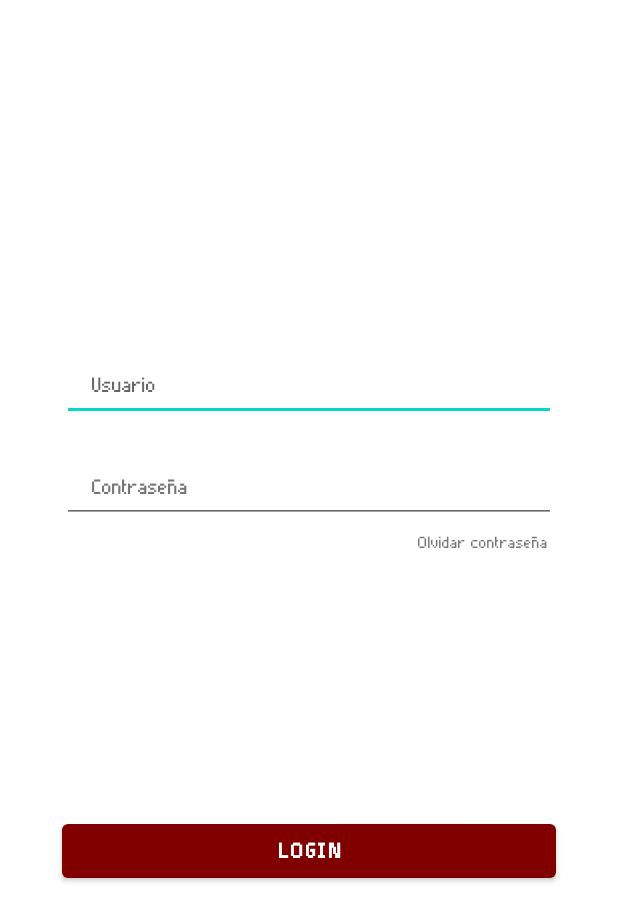
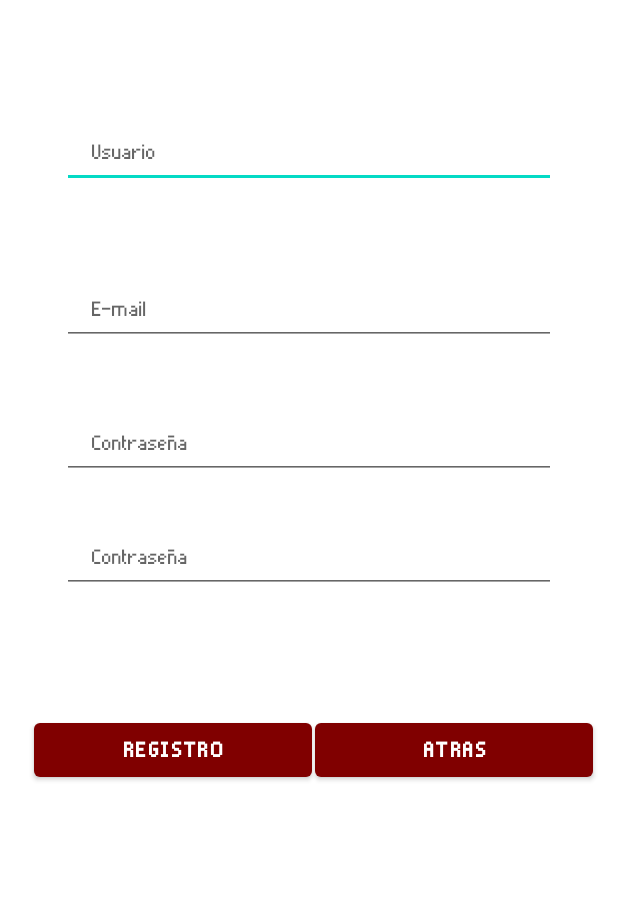
Before and after one commit to GavilanPejos/DAM, an Android app: the fragment register_bar_fragment shown on its own in the app's theme, on a phone screen of 412 x 824 dp. Shown: the top 921 px of the screen. Run offline under Robolectric (Android 15) with nearby library versions, the phone set to English and light mode, and no system bars.

Commit message:
Actualización de RoLife15-1118

```diff
--- a/RoLife2/app/src/main/java/com/example/rolife/MainActivity.java
+++ b/RoLife2/app/src/main/java/com/example/rolife/MainActivity.java
@@ -9,7 +9,7 @@ import android.widget.ImageView;
 import java.util.Timer;
 import java.util.TimerTask;
 
-public class MainActivity extends AppCompatActivity {
+public class MainActivity extends AppCompatActivity{
 
     Timer timer;
 
--- a/RoLife2/app/src/main/java/com/example/rolife/fragments/forget_bar_fragment.java
+++ b/RoLife2/app/src/main/java/com/example/rolife/fragments/forget_bar_fragment.java
@@ -19,6 +19,7 @@ public class forget_bar_fragment extends Fragment {
     public View onCreateView(LayoutInflater inflater, ViewGroup container,
                              Bundle savedInstanceState) {
         // Inflate the layout for this fragment
-        return inflater.inflate(R.layout.forget_bar_fragment, container, false);
+        View v=inflater.inflate(R.layout.forget_bar_fragment,container,false);
+        return v;
     }
 }
--- a/RoLife2/app/src/main/java/com/example/rolife/fragments/login_bar_fragment.java
+++ b/RoLife2/app/src/main/java/com/example/rolife/fragments/login_bar_fragment.java
@@ -1,35 +1,77 @@
 package com.example.rolife.fragments;
 
+import android.content.Intent;
 import android.os.Bundle;
 
 import androidx.fragment.app.Fragment;
+import androidx.fragment.app.FragmentManager;
+import androidx.fragment.app.FragmentTransaction;
 
+import android.text.Editable;
 import android.view.LayoutInflater;
 import android.view.View;
 import android.view.ViewGroup;
+import android.widget.Button;
+import android.widget.EditText;
 
 
 import com.example.rolife.R;
 
 
-
 public class login_bar_fragment extends Fragment {
-
-
+    Button btnLogin, btnRegister, btnForget;
+    EditText etUserName, etPassword;
+    FragmentTransaction transaction;
+    Fragment loginform, registerform, forgetform;
+    FragmentManager fragmentManager;
 
     public login_bar_fragment() {
         // Required empty public constructor
     }
 
 
-
     @Override
     public View onCreateView(LayoutInflater inflater, ViewGroup container,
                              Bundle savedInstanceState) {
         // Inflate the layout for this fragment
-        View v=inflater.inflate(R.layout.login_bar_fragment,container,false);
+        View vroot = inflater.inflate(R.layout.login_bar_fragment, container, false);
 
-       return v;
+        etUserName = vroot.findViewById(R.id.loginfrag_ETuser);
+        etPassword = vroot.findViewById(R.id.loginfrag_ETpass);
+
+        btnLogin = vroot.findViewById(R.id.loginfrag_BTNlogin);
+        btnRegister = vroot.findViewById(R.id.loginfrag_BTNregister);
+        btnForget = vroot.findViewById(R.id.loginfrag_BTNforgetpass);
+
+
+
+        transaction = fragmentManager.beginTransaction();
+        btnLogin.setOnClickListener(new View.OnClickListener() {
+            @Override
+            public void onClick(View v) {
+                etUserName.getText();
+                etPassword.getText();
+                if (etUserName.getText().equals("Federico") && etPassword.getText().equals("123")) {
+                    transaction.replace(R.id.loginActivity_FLcontainerfragments, registerform).commit();
+
+                }
+            }
+        });
+
+        btnRegister.setOnClickListener(new View.OnClickListener() {
+            @Override
+            public void onClick(View v) {
+                transaction.replace(R.id.loginActivity_FLcontainerfragments, registerform).commit();
+            }
+        });
+
+        btnForget.setOnClickListener(new View.OnClickListener() {
+            @Override
+            public void onClick(View v) {
+                transaction.replace(R.id.loginActivity_FLcontainerfragments, forgetform).commit();
+            }
+        });
+        return vroot;
 
     }
 
--- a/RoLife2/app/src/main/java/com/example/rolife/fragments/register_bar_fragment.java
+++ b/RoLife2/app/src/main/java/com/example/rolife/fragments/register_bar_fragment.java
@@ -4,13 +4,16 @@ import android.os.Bundle;
 import android.view.LayoutInflater;
 import android.view.View;
 import android.view.ViewGroup;
+import android.widget.Button;
+import android.widget.EditText;
 
 import androidx.fragment.app.Fragment;
 
 import com.example.rolife.R;
 
 public class register_bar_fragment extends Fragment {
-
+EditText etUserName,etPassword,etEmail,etConfirmPass;
+Button btnConfirm,btnBack;
 
     public register_bar_fragment() {
         // Required empty public constructor
@@ -21,6 +24,32 @@ public class register_bar_fragment extends Fragment {
     public View onCreateView(LayoutInflater inflater, ViewGroup container,
                              Bundle savedInstanceState) {
         // Inflate the layout for this fragment
-        return inflater.inflate(R.layout.register_bar_fragment, container, false);
+        View v=inflater.inflate(R.layout.register_bar_fragment,container,false);
+
+        etUserName= v.findViewById(R.id.registerfrag_ETuser);
+        etPassword=v.findViewById(R.id.registerfrag_ETPassword);
+        etEmail=v.findViewById(R.id.registerfrag_ETemail);
+        etConfirmPass=v.findViewById(R.id.registerfrag_ETConfirmPassword);
+
+        btnConfirm=v.findViewById(R.id.registerfrag_BTNRegister);
+        btnBack=v.findViewById(R.id.registerfrag_BTNBack);
+
+
+        btnConfirm.setOnClickListener(new View.OnClickListener() {
+            @Override
+            public void onClick(View v) {
+
+            }
+        });
+
+        btnBack.setOnClickListener(new View.OnClickListener() {
+            @Override
+            public void onClick(View v) {
+
+            }
+        });
+
+
+        return v;
     }
 }
--- a/RoLife2/app/src/main/java/com/example/rolife/loginActivity.java
+++ b/RoLife2/app/src/main/java/com/example/rolife/loginActivity.java
@@ -2,6 +2,7 @@ package com.example.rolife;
 
 import androidx.appcompat.app.AppCompatActivity;
 import androidx.fragment.app.Fragment;
+import androidx.fragment.app.FragmentManager;
 import androidx.fragment.app.FragmentTransaction;
 
 import android.os.Bundle;
@@ -19,21 +20,30 @@ public class loginActivity extends AppCompatActivity {
 
     FragmentTransaction transaction;
     Fragment loginform, registerform,forgetform;
+    FragmentManager fragmentManager;
 
 
     @Override
     protected void onCreate(Bundle savedInstanceState) {
         super.onCreate(savedInstanceState);
         setContentView(R.layout.activity_login);
-
-        loginform = new login_bar_fragment();
+        //Agregamos el login
+        addlogin();
 
 
 
 
-        getSupportFragmentManager().beginTransaction().add(R.id.loginActivity_FLcontainerfragments, loginform).commit();
 
     }
+
+    private void addlogin() {
+        loginform = new login_bar_fragment();
+        fragmentManager=getSupportFragmentManager();
+        transaction=fragmentManager.beginTransaction();
+        transaction.add(R.id.loginActivity_FLcontainerfragments,loginform);
+        transaction.commit();
+    }
+
 
 
     public void logearse() {
@@ -44,19 +54,8 @@ public class loginActivity extends AppCompatActivity {
 
     }
 
-    public void onClick(View view) {
-        transaction = getSupportFragmentManager().beginTransaction();
-        if (view.getId() == R.id.loginfrag_BTNforgetpass) {
-            transaction.replace(R.id.loginActivity_FLcontainerfragments, forgetform).commit();
-        } else if (view.getId() == R.id.loginfrag_BTNregister) {
-            transaction.replace(R.id.loginActivity_FLcontainerfragments, registerform).commit();
-        } else if(view.getId()==R.id.forgetfrag_BTNbacktologin){
-            transaction.replace(R.id.loginActivity_FLcontainerfragments, loginform).commit();
-        }
-        else {
-
-        }
 
 
-    }
+
+
 }
--- a/RoLife2/app/src/main/res/layout/register_bar_fragment.xml
+++ b/RoLife2/app/src/main/res/layout/register_bar_fragment.xml
@@ -6,10 +6,10 @@
     android:layout_height="match_parent">
 
     <EditText
-        android:id="@+id/loginbar_editText_user"
+        android:id="@+id/registerfrag_ETuser"
         android:layout_width="0dp"
         android:layout_height="wrap_content"
-        android:hint="Usuario"
+        android:hint="@string/login_uservalue"
         android:minHeight="48dp"
         android:paddingLeft="20dp"
         android:paddingTop="10dp"
@@ -21,62 +21,99 @@
         app:layout_constraintHorizontal_bias=".5"
         app:layout_constraintStart_toStartOf="parent"
         app:layout_constraintTop_toTopOf="parent"
-        app:layout_constraintVertical_bias=".3"
+        app:layout_constraintVertical_bias="0.1"
         app:layout_constraintWidth_percent=".8" />
-
     <EditText
-        android:id="@+id/loginbar_editText_pass"
+        android:id="@+id/registerfrag_ETemail"
         android:layout_width="0dp"
         android:layout_height="wrap_content"
-        android:layout_marginTop="20dp"
-        android:hint="Contraseña"
-        android:ems="10"
-        android:inputType="textPassword"
+        android:hint="@string/register_value"
         android:minHeight="48dp"
-        android:paddingLeft="20dp"
+        android:paddingStart="20dp"
+        android:paddingEnd="20dp"
         android:paddingTop="10dp"
 
 
         android:paddingBottom="10dp"
-        android:textColorHint="#757575"
         app:layout_constraintBottom_toBottomOf="parent"
-
         app:layout_constraintEnd_toEndOf="parent"
         app:layout_constraintHorizontal_bias=".5"
         app:layout_constraintStart_toStartOf="parent"
-        app:layout_constraintTop_toBottomOf="@id/loginbar_editText_user"
-        app:layout_constraintVertical_bias="0"
+        app:layout_constraintTop_toTopOf="@id/registerfrag_ETuser"
+        app:layout_constraintVertical_bias=".15"
         app:layout_constraintWidth_percent=".8" />
-    <Button
-        android:id="@+id/loginbar_button_login"
+    <EditText
+        android:id="@+id/registerfrag_ETPassword"
         android:layout_width="0dp"
         android:layout_height="wrap_content"
-        android:text="Login"
+        android:hint="@string/loginfrag_password"
+        android:minHeight="48dp"
+        android:paddingStart="20dp"
+        android:paddingEnd="20dp"
+        android:paddingTop="10dp"
+
+        android:paddingBottom="10dp"
+        app:layout_constraintBottom_toBottomOf="parent"
+        app:layout_constraintEnd_toEndOf="parent"
+        app:layout_constraintHorizontal_bias=".5"
+        app:layout_constraintStart_toStartOf="parent"
+        app:layout_constraintTop_toTopOf="@id/registerfrag_ETemail"
+        app:layout_constraintVertical_bias=".15"
+        app:layout_constraintWidth_percent=".8" />
+    <EditText
+        android:id="@+id/registerfrag_ETConfirmPassword"
+        android:layout_width="0dp"
+        android:layout_height="wrap_content"
+        android:hint="@string/loginfrag_password"
+        android:minHeight="48dp"
+        android:paddingStart="20dp"
+        android:paddingEnd="20dp"
+        android:paddingTop="10dp"
+
+        android:paddingBottom="10dp"
+        app:layout_constraintBottom_toBottomOf="parent"
+        app:layout_constraintEnd_toEndOf="parent"
+        app:layout_constraintHorizontal_bias=".5"
+        app:layout_constraintStart_toStartOf="parent"
+        app:layout_constraintTop_toTopOf="@id/registerfrag_ETPassword"
+        app:layout_constraintVertical_bias=".15"
+        app:layout_constraintWidth_percent=".8" />
+
+
+    <Button
+        android:id="@+id/registerfrag_BTNRegister"
+        android:layout_width="0dp"
+        android:layout_height="wrap_content"
+        android:text="@string/loginfrag_register"
         android:textSize="18sp"
         android:textStyle="bold"
 
-        app:layout_constraintVertical_bias="0.7"
-        app:layout_constraintHorizontal_bias=".5"
-        app:layout_constraintWidth_percent=".8"
+        app:layout_constraintBottom_toBottomOf="parent"
+        app:layout_constraintEnd_toEndOf="parent"
+        app:layout_constraintHorizontal_bias=".1"
+
+        app:layout_constraintStart_toStartOf="parent"
+        app:layout_constraintTop_toTopOf="@+id/registerfrag_ETConfirmPassword"
+        app:layout_constraintVertical_bias="0.3"
+        app:layout_constraintWidth_percent=".45" />
+
+    <Button
+        android:id="@+id/registerfrag_BTNBack"
+        android:layout_width="0dp"
+        android:layout_height="wrap_content"
+        android:text="atras"
+        android:textSize="18sp"
+        android:textStyle="bold"
 
         app:layout_constraintBottom_toBottomOf="parent"
         app:layout_constraintEnd_toEndOf="parent"
-        app:layout_constraintStart_toStartOf="parent"
-        app:layout_constraintTop_toTopOf="parent"/>
-    <TextView
-        android:layout_width="wrap_content"
-        android:layout_height="wrap_content"
-        android:text="Olvidar contraseña"
-        app:layout_constraintVertical_bias="0"
-        app:layout_constraintHorizontal_bias="1"
-        android:layout_marginTop="5dp"
-        android:layout_marginRight="5dp"
+        app:layout_constraintHorizontal_bias=".1"
 
-        app:layout_constraintBottom_toBottomOf="parent"
-        app:layout_constraintEnd_toEndOf="@id/loginbar_editText_pass"
-        app:layout_constraintStart_toStartOf="parent"
-        app:layout_constraintTop_toBottomOf="@id/loginbar_editText_pass"
-        />
+        app:layout_constraintStart_toEndOf="@+id/registerfrag_BTNRegister"
+        app:layout_constraintTop_toTopOf="@id/registerfrag_ETConfirmPassword"
+        app:layout_constraintVertical_bias="0.3"
+        app:layout_constraintWidth_percent=".45" />
+
 
 
 
--- a/RoLife2/app/src/main/res/values/strings.xml
+++ b/RoLife2/app/src/main/res/values/strings.xml
@@ -11,4 +11,6 @@
     <string name="loginActivity_icono">icono de la aplicación</string>
     <string name="forgetfrag_enviar">Enviar</string>
     <string name="forgetfrag_email">E-mail</string>
+    <string name="login_uservalue">Usuario</string>
+    <string name="register_value">E-mail</string>
 </resources>
```
